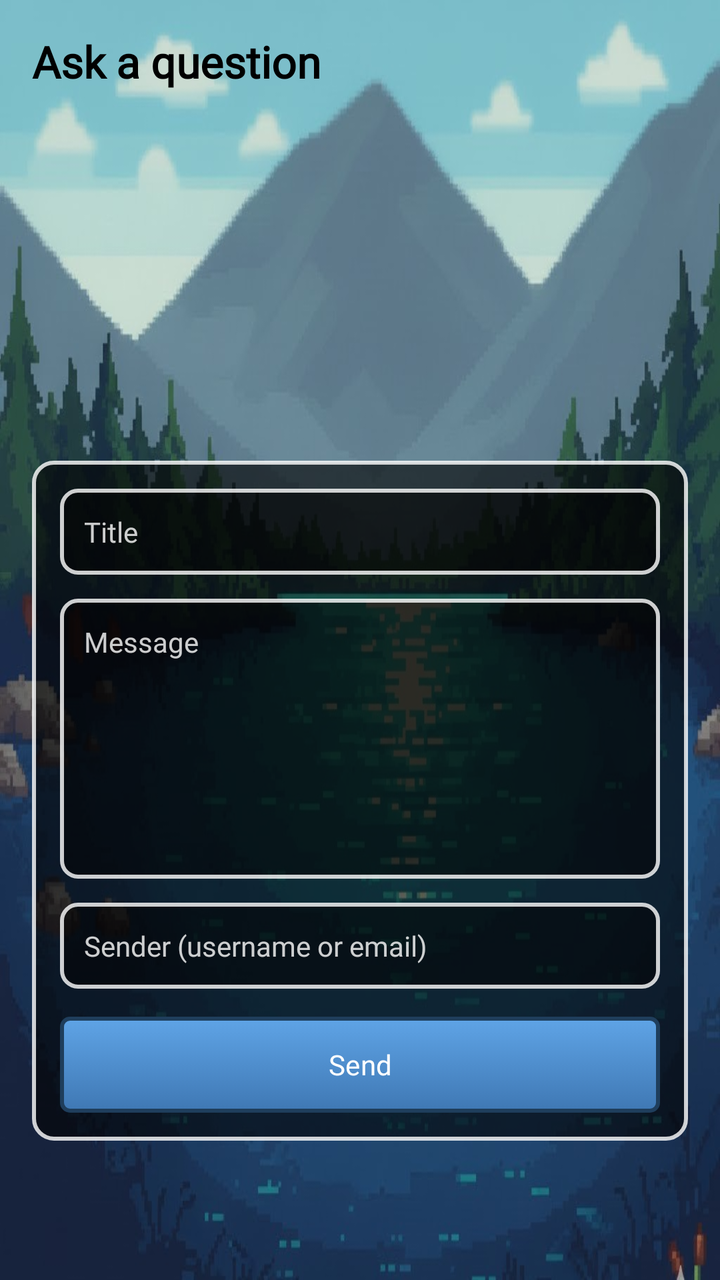
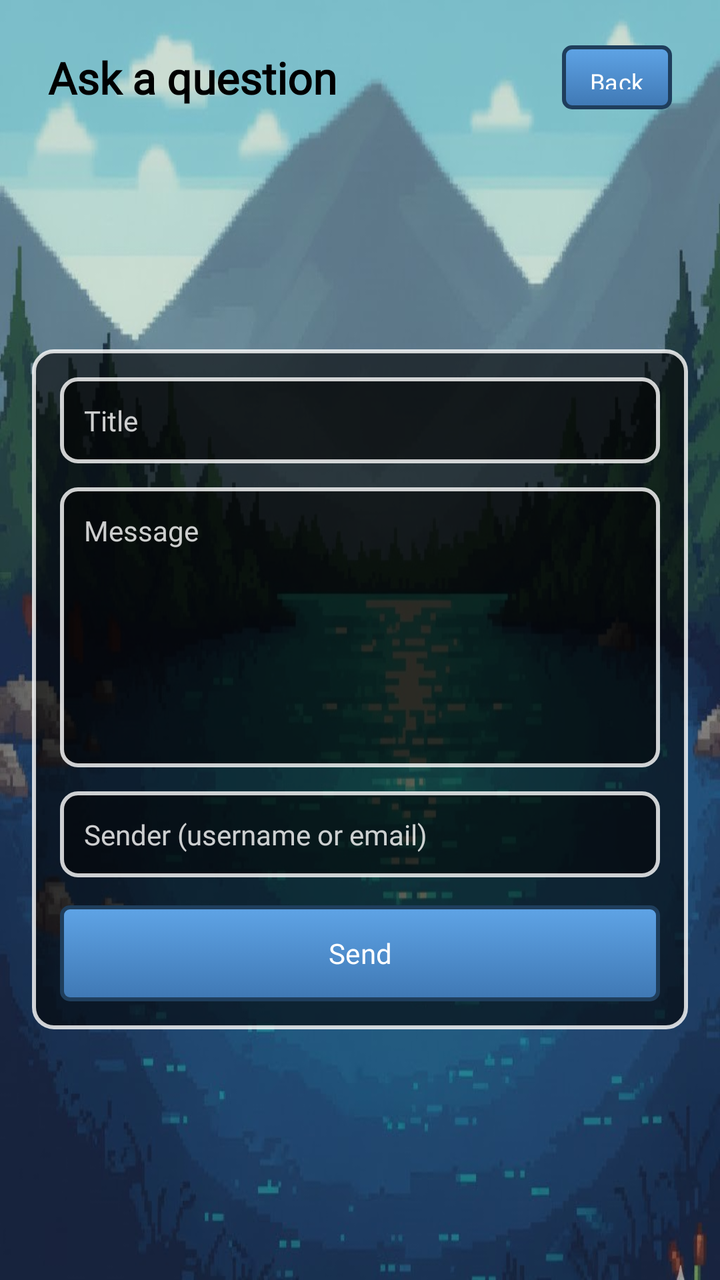

Two renders of the same Android screen: before a commit and after it. Below are the layout's source before the change and the commit's diff.
<!-- AndroidManifest.xml: application theme Theme.Android_Proyecto -->
<!-- res/layout/activity_ask_question.xml -->
<?xml version="1.0" encoding="utf-8"?>
<androidx.constraintlayout.widget.ConstraintLayout xmlns:android="http://schemas.android.com/apk/res/android"
    xmlns:app="http://schemas.android.com/apk/res-auto"
    xmlns:tools="http://schemas.android.com/tools"
    android:layout_width="match_parent"
    android:layout_height="match_parent"
    android:background="@drawable/fondologin"
    android:padding="16dp">

    <TextView
        android:id="@+id/tvAskTitle"
        android:layout_width="wrap_content"
        android:layout_height="wrap_content"
        android:fontFamily="@font/pixel_font"
        android:text="Ask a question"
        android:textSize="22sp"
        android:textStyle="bold"
        android:textColor="@android:color/black"
        app:layout_constraintStart_toStartOf="parent"
        app:layout_constraintTop_toTopOf="parent" />

    <LinearLayout
        android:id="@+id/formPanel"
        android:layout_width="0dp"
        android:layout_height="wrap_content"
        android:background="@drawable/bg_panel_dark"
        android:orientation="vertical"
        android:padding="14dp"
        app:layout_constraintBottom_toBottomOf="parent"
        app:layout_constraintEnd_toEndOf="parent"
        app:layout_constraintStart_toStartOf="parent"
        app:layout_constraintTop_toTopOf="parent"
        app:layout_constraintVertical_bias="0.8">

        <EditText
            android:id="@+id/etTitle"
            android:layout_width="match_parent"
            android:layout_height="wrap_content"
            android:background="@drawable/bg_input_dark"
            android:fontFamily="@font/pixel_font"
            android:hint="Title"
            android:padding="12dp"
            android:textColor="@android:color/white"
            android:textColorHint="#CCFFFFFF"
            android:textSize="14sp" />

        <EditText
            android:id="@+id/etMessage"
            android:layout_width="match_parent"
            android:layout_height="140dp"
            android:layout_marginTop="12dp"
            android:background="@drawable/bg_input_dark"
            android:fontFamily="@font/pixel_font"
            android:gravity="top"
            android:hint="Message"
            android:padding="12dp"
            android:textColor="@android:color/white"
            android:textColorHint="#CCFFFFFF"
            android:textSize="14sp" />

        <EditText
            android:id="@+id/etSender"
            android:layout_width="match_parent"
            android:layout_height="wrap_content"
            android:layout_marginTop="12dp"
            android:background="@drawable/bg_input_dark"
            android:fontFamily="@font/pixel_font"
            android:hint="Sender (username or email)"
            android:padding="12dp"
            android:textColor="@android:color/white"
            android:textColorHint="#CCFFFFFF"
            android:textSize="14sp" />

        <Button
            android:id="@+id/btnSend"
            android:layout_width="match_parent"
            android:layout_height="48dp"
            android:layout_marginTop="14dp"
            android:background="@drawable/pixel_button_bg"
            android:fontFamily="@font/pixel_font"
            android:text="Send"
            android:textSize="14sp"
            app:backgroundTint="@null" />

    </LinearLayout>

</androidx.constraintlayout.widget.ConstraintLayout>
<!-- resources referenced by this layout -->
<resources>
  <!-- drawable bg_input_dark (drawable) -->
  <?xml version="1.0" encoding="utf-8"?>
  <shape xmlns:android="http://schemas.android.com/apk/res/android">
      <solid android:color="#88000000"/>
      <stroke android:width="2dp" android:color="#CCFFFFFF"/>
      <corners android:radius="8dp"/>
  </shape>
  <!-- drawable bg_panel_dark (drawable) -->
  <?xml version="1.0" encoding="utf-8"?>
  <shape xmlns:android="http://schemas.android.com/apk/res/android">
      <solid android:color="#99000000"/>
      <stroke android:width="2dp" android:color="#CCFFFFFF"/>
      <corners android:radius="10dp"/>
  </shape>
  <!-- drawable fondologin: jpg bitmap (drawable, 96286 bytes) -->
  <!-- drawable pixel_button_bg (drawable) -->
  <?xml version="1.0" encoding="utf-8"?>
  <selector xmlns:android="http://schemas.android.com/apk/res/android">
  
      <item android:state_pressed="true">
          <shape android:shape="rectangle">
              <corners android:radius="4dp"/>
              <solid android:color="#2D5A8C"/>
              <stroke android:width="2dp" android:color="#1F3E5C"/>
          </shape>
      </item>
  
      <item>
          <shape android:shape="rectangle">
              <corners android:radius="4dp"/>
              <stroke android:width="2dp" android:color="#1F3E5C"/>
              <gradient
                  android:angle="270"
                  android:startColor="#5FA4E6"  android:endColor="#3F78B4"    android:type="linear"/>
          </shape>
      </item>
  </selector>
  <style name="Theme.Android_Proyecto" parent="Base.Theme.Android_Proyecto" />
  <style name="Base.Theme.Android_Proyecto" parent="Theme.Material3.DayNight.NoActionBar">
          
          
      </style>
</resources>

<!-- the commit's change to res/layout/activity_ask_question.xml (unified diff, before → after) -->
@@ -1,7 +1,6 @@
 <?xml version="1.0" encoding="utf-8"?>
 <androidx.constraintlayout.widget.ConstraintLayout xmlns:android="http://schemas.android.com/apk/res/android"
     xmlns:app="http://schemas.android.com/apk/res-auto"
-    xmlns:tools="http://schemas.android.com/tools"
     android:layout_width="match_parent"
     android:layout_height="match_parent"
     android:background="@drawable/fondologin"
@@ -17,7 +16,27 @@
         android:textStyle="bold"
         android:textColor="@android:color/black"
         app:layout_constraintStart_toStartOf="parent"
-        app:layout_constraintTop_toTopOf="parent" />
+        app:layout_constraintTop_toTopOf="parent"
+        android:layout_marginStart="8dp"
+        android:layout_marginTop="8dp" />
+
+    <Button
+        android:id="@+id/btnBack"
+        android:layout_width="wrap_content"
+        android:layout_height="32dp"
+        android:text="Back"
+        android:fontFamily="@font/pixel_font"
+        android:textSize="12sp"
+        android:minWidth="0dp"
+        android:minHeight="0dp"
+        android:paddingStart="14dp"
+        android:paddingEnd="14dp"
+        android:background="@drawable/pixel_button_bg"
+        app:backgroundTint="@null"
+        app:layout_constraintEnd_toEndOf="parent"
+        app:layout_constraintTop_toTopOf="@id/tvAskTitle"
+        app:layout_constraintBottom_toBottomOf="@id/tvAskTitle"
+        android:layout_marginEnd="8dp" />
 
     <LinearLayout
         android:id="@+id/formPanel"
@@ -26,11 +45,11 @@
         android:background="@drawable/bg_panel_dark"
         android:orientation="vertical"
         android:padding="14dp"
+        app:layout_constraintTop_toBottomOf="@id/tvAskTitle"
         app:layout_constraintBottom_toBottomOf="parent"
+        app:layout_constraintStart_toStartOf="parent"
         app:layout_constraintEnd_toEndOf="parent"
-        app:layout_constraintStart_toStartOf="parent"
-        app:layout_constraintTop_toTopOf="parent"
-        app:layout_constraintVertical_bias="0.8">
+        android:layout_marginTop="12dp">
 
         <EditText
             android:id="@+id/etTitle"
